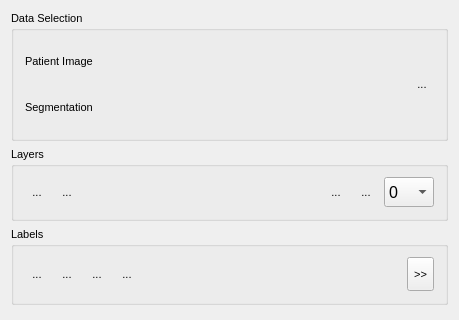
Before: the Qt Designer form Plugins/org.mitk.gui.qt.multilabelsegmentation/src/internal/QmitkMultiLabelSegmentationControls.ui in MITK/MITK, drawn with Qt 5; both pictures show x 0 to 459 and y 0 to 320 of the 459 by 844 pixel window.
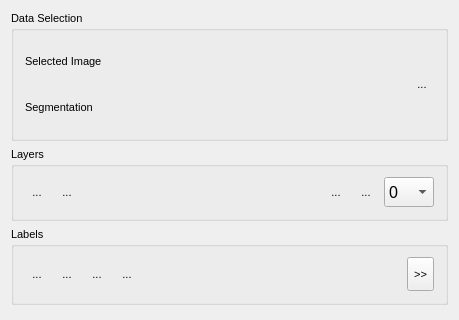
After: the same form once the commit is applied. Icons and pictures are not drawn. Custom widgets are drawn as their Qt base class.

Commit message: Renamed "Patient Image" to "Selected Image" in segmentation and multilabel plugin.

What changed in the file:
```diff
--- a/Plugins/org.mitk.gui.qt.multilabelsegmentation/src/internal/QmitkMultiLabelSegmentationControls.ui
+++ b/Plugins/org.mitk.gui.qt.multilabelsegmentation/src/internal/QmitkMultiLabelSegmentationControls.ui
@@ -52,7 +52,7 @@
       <item row="0" column="0">
        <widget class="QLabel" name="label_PatientImage">
         <property name="text">
-         <string>Patient Image</string>
+         <string>Selected Image</string>
         </property>
        </widget>
       </item>
```
Left out of the diff: 35 changed lines with no effect on the pictures. The commit also changes 1 other file.
